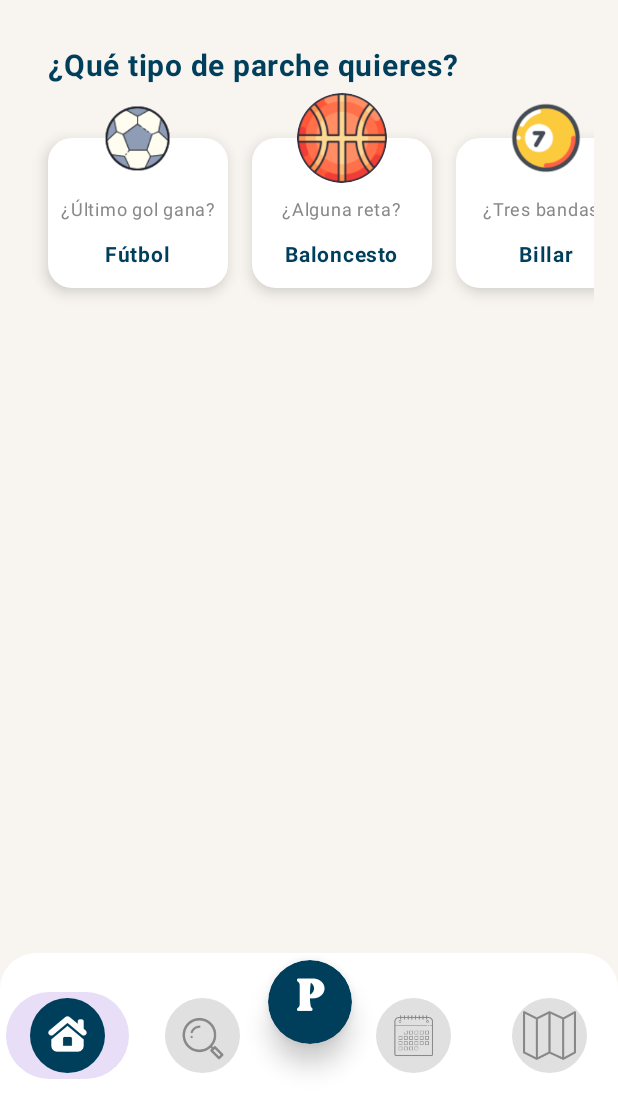
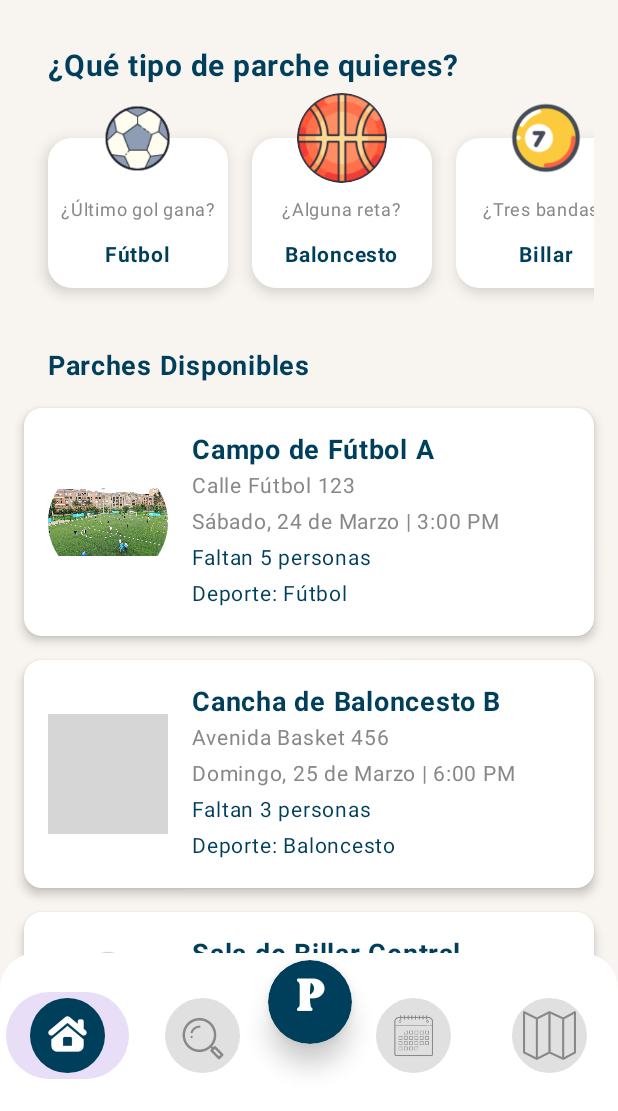
Before and after one commit to parchados/MovilParchados, an Android app built with Jetpack Compose: the HomeScreen screen opened through its navigation route, on a phone screen of 412 x 824 dp, the part 125-1236 px from its top. Run offline under Robolectric (Android 15) with nearby library versions, the phone set to English and light mode, and no system bars; libraries missing offline, so code that uses them is left out: com.google.api.client, com.google.api.services; 3 statements that could not run were skipped; grey boxes are pictures that could not be loaded.

Commit message:
Feature: parches disponibles

```diff
--- /dev/null
+++ b/app/src/main/java/com/example/parchadosapp/ui/components/PatchList.kt
@@ -0,0 +1,103 @@
+package com.example.parchadosapp.ui.components
+
+import androidx.compose.foundation.Image
+import androidx.compose.foundation.layout.*
+import androidx.compose.foundation.shape.CircleShape
+import androidx.compose.material3.Card
+import androidx.compose.material3.CardDefaults
+import androidx.compose.runtime.Composable
+import androidx.compose.ui.Alignment
+import androidx.compose.ui.Modifier
+import androidx.compose.ui.draw.clip
+import androidx.compose.ui.graphics.Color
+import androidx.compose.ui.res.painterResource
+import androidx.compose.ui.text.font.FontWeight
+import androidx.compose.ui.unit.dp
+import androidx.compose.ui.unit.sp
+import androidx.compose.material3.Text
+
+import com.example.parchadosapp.R
+
+data class Patch(
+    val image: Int,
+    val name: String,
+    val address: String,
+    val date: String,
+    val time: String,
+    val remaining: Int,
+    val sport: String
+)
+
+@Composable
+fun PatchList(patches: List<Patch>) {
+    Column(modifier = Modifier.fillMaxWidth()) {
+        // Título de Parches Disponibles
+        Text(
+            text = "Parches Disponibles",
+            fontWeight = FontWeight.Bold,
+            fontSize = 18.sp,
+            modifier = Modifier.padding(start = 16.dp, bottom = 8.dp),
+            color = Color(0xFF003F5C)
+        )
+
+        patches.forEach { patch ->
+            Card(
+                modifier = Modifier
+                    .fillMaxWidth()
+                    .padding(vertical = 8.dp),
+                colors = CardDefaults.cardColors(containerColor = Color.White),
+                elevation = CardDefaults.cardElevation(4.dp)
+            ) {
+                Row(
+                    modifier = Modifier
+                        .padding(16.dp)
+                        .fillMaxWidth(),
+                    verticalAlignment = Alignment.CenterVertically
+                ) {
+                    // Imagen del lugar
+                    Image(
+                        painter = painterResource(id = patch.image),
+                        contentDescription = "Imagen del lugar",
+                        modifier = Modifier
+                            .size(80.dp)
+                            .clip(CircleShape)
+                    )
+
+                    Spacer(modifier = Modifier.width(16.dp))
+
+                    // Información del parche
+                    Column(
+                        modifier = Modifier.weight(1f)
+                    ) {
+                        Text(
+                            text = patch.name,
+                            fontWeight = FontWeight.Bold,
+                            fontSize = 18.sp,
+                            color = Color(0xFF003F5C)
+                        )
+                        Text(
+                            text = patch.address,
+                            fontSize = 14.sp,
+                            color = Color.Gray
+                        )
+                        Text(
+                            text = "${patch.date} | ${patch.time}",
+                            fontSize = 14.sp,
+                            color = Color.Gray
+                        )
+                        Text(
+                            text = "Faltan ${patch.remaining} personas",
+                            fontSize = 14.sp,
+                            color = Color(0xFF003F5C)
+                        )
+                        Text(
+                            text = "Deporte: ${patch.sport}",
+                            fontSize = 14.sp,
+                            color = Color(0xFF003F5C)
+                        )
+                    }
+                }
+            }
+        }
+    }
+}
--- a/app/src/main/java/com/example/parchadosapp/ui/screens/HomeScreen.kt
+++ b/app/src/main/java/com/example/parchadosapp/ui/screens/HomeScreen.kt
@@ -19,6 +19,8 @@ import androidx.compose.ui.unit.sp
 import androidx.navigation.NavController
 import com.example.parchadosapp.R
 import com.example.parchadosapp.ui.components.BottomNavigationBar
+import com.example.parchadosapp.ui.components.PatchList
+import com.example.parchadosapp.ui.components.Patch
 import com.example.parchadosapp.ui.components.SportsCarousel
 import com.example.parchadosapp.ui.theme.BrightRetro
 
@@ -97,6 +99,49 @@ fun HomeScreen(navController: NavController, context: Context) {
             SportsCarousel()
 
             Spacer(modifier = Modifier.height(40.dp))
+
+            // 🔹 Lista de parches disponibles
+            val patches = listOf(
+                Patch(
+                    image = R.drawable.campo_futbol, // Imagen del lugar
+                    name = "Campo de Fútbol A",
+                    address = "Calle Fútbol 123",
+                    date = "Sábado, 24 de Marzo",
+                    time = "3:00 PM",
+                    remaining = 5,
+                    sport = "Fútbol"
+                ),
+                Patch(
+                    image = R.drawable.cancha_basket, // Imagen del lugar
+                    name = "Cancha de Baloncesto B",
+                    address = "Avenida Basket 456",
+                    date = "Domingo, 25 de Marzo",
+                    time = "6:00 PM",
+                    remaining = 3,
+                    sport = "Baloncesto"
+                ),
+                Patch(
+                    image = R.drawable.billar, // Imagen del lugar
+                    name = "Sala de Billar Central",
+                    address = "Calle Billar 789",
+                    date = "Lunes, 26 de Marzo",
+                    time = "8:00 PM",
+                    remaining = 2,
+                    sport = "Billar"
+                ),
+                Patch(
+                    image = R.drawable.cancha_tenis, // Imagen del lugar
+                    name = "Cancha de Tenis A",
+                    address = "Avenida Tenis 321",
+                    date = "Martes, 27 de Marzo",
+                    time = "5:00 PM",
+                    remaining = 4,
+                    sport = "Tenis"
+                )
+            )
+
+            // Llama al componente PatchList
+            PatchList(patches = patches)
         }
 
         // 🔹 Navbar en la parte inferior
--- a/app/src/main/java/com/example/parchadosapp/ui/screens/NotificationsScreen.kt
+++ b/app/src/main/java/com/example/parchadosapp/ui/screens/NotificationsScreen.kt
@@ -56,17 +56,19 @@ fun NotificationsScreen(navController: NavController) {
                 .fillMaxSize()
                 .verticalScroll(rememberScrollState())
         ) {
+            val userName = "Juan" // Nombre provisional
+
             val notifications = listOf(
-                "🎉 ¡Nuevo torneo de fútbol este sábado!",
-                "📅 Has sido invitado a un partido de tenis",
-                "🕒 Recuerda tu partido de baloncesto a las 5PM",
-                "📍 Nueva ubicación disponible para jugar billar",
-                "👥 Tienes 3 nuevos parches cerca",
-                "💬 Álvaro te envió un mensaje",
-                "🚨 Cancelación de partido por clima",
-                "✅ Tu reserva ha sido confirmada",
-                "🏆 Ranking actualizado: subiste 2 posiciones",
-                "⚠️ No olvides confirmar tu asistencia al evento"
+                "🎉 ¡$userName, nuevo torneo de fútbol este sábado!",
+                "📅 $userName, has sido invitado a un partido de tenis",
+                "🕒 $userName, recuerda tu partido de baloncesto a las 5PM",
+                "📍 $userName, hay una nueva ubicación disponible para jugar billar",
+                "👥 $userName, tienes 3 nuevos parches cerca",
+                "💬 Álvaro te envió un mensaje, $userName",
+                "🚨 $userName, se canceló un partido por clima",
+                "✅ $userName, tu reserva ha sido confirmada",
+                "🏆 $userName, subiste 2 posiciones en el ranking",
+                "⚠️ $userName, no olvides confirmar tu asistencia al evento"
             )
 
             notifications.forEach { notification ->
```
Also changed, not shown: app/src/main/res/drawable/billarl.jpg (added), app/src/main/res/drawable/campo_futbol.jpeg (added), app/src/main/res/drawable/cancha_tenis.jpg (added), 1 other file.
